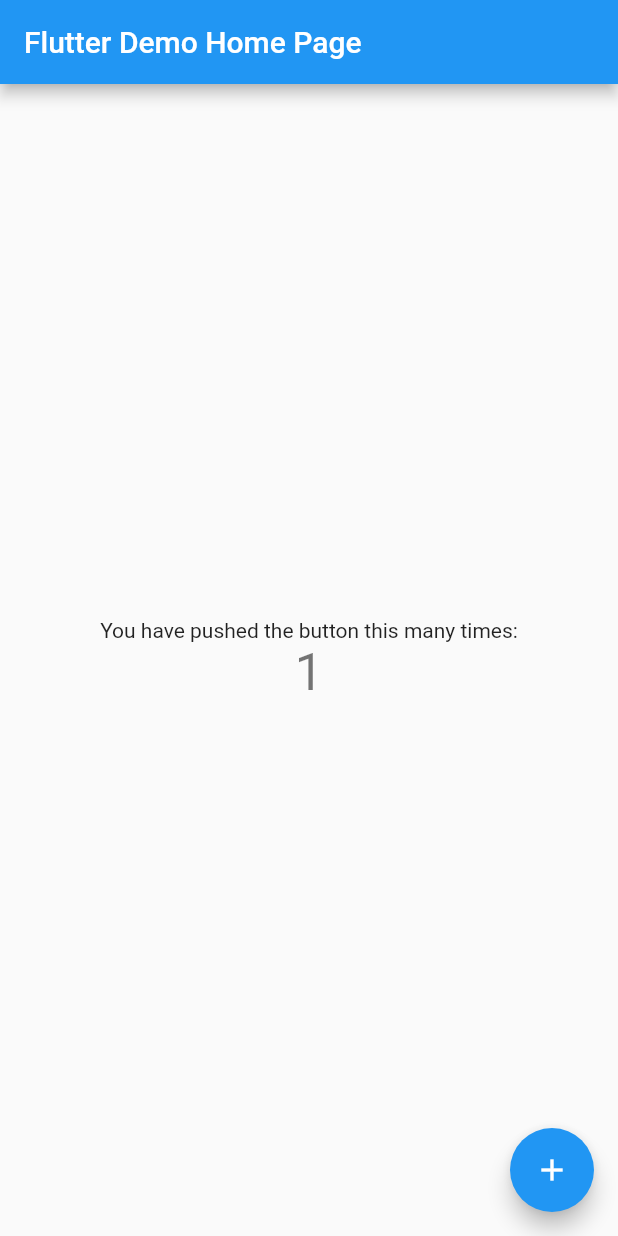
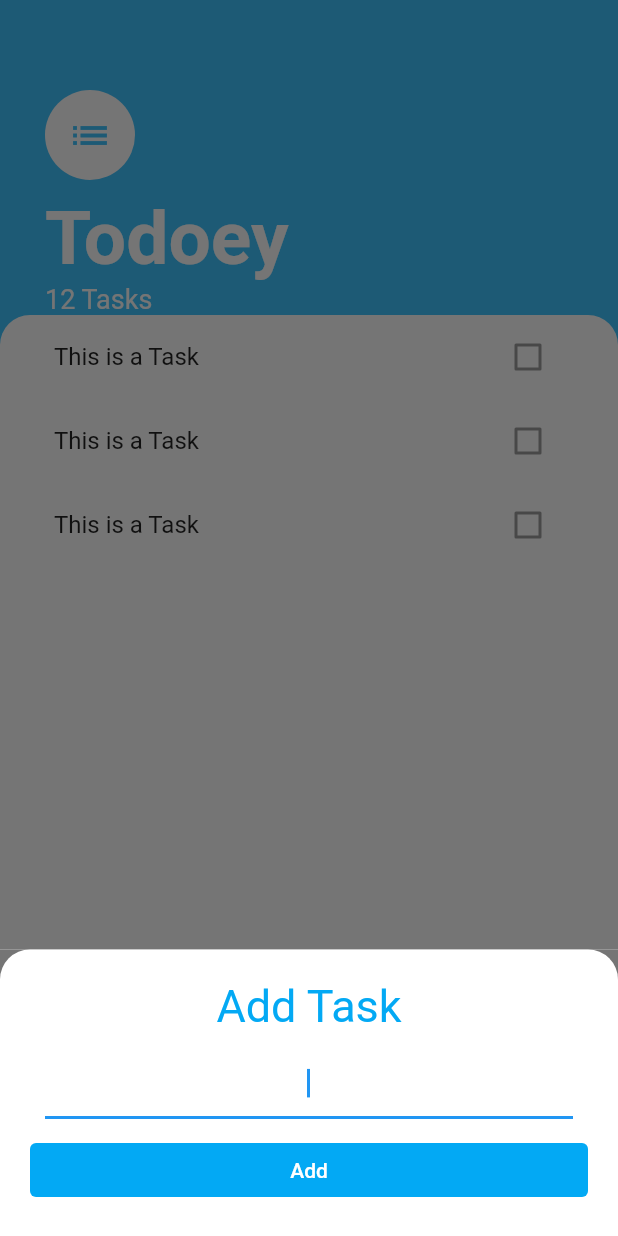
Before and after one commit to Galadima3/Todey, a Flutter app: the screen it shows after launch, after a tap on the "add" icon, on a phone screen of 412 x 824 dp. Run offline on Flutter 3.47's test engine with Material 2 defaults, Android fonts, the phone set to English and light mode, and no system bars.

Commit message:
Second Commit

```diff
--- a/lib/main.dart
+++ b/lib/main.dart
@@ -1,8 +1,7 @@
 import 'package:flutter/material.dart';
+import 'package:todoey/screens/tasks_screen.dart';
 
-void main() {
-  runApp(const MyApp());
-}
+void main() => runApp(const MyApp());
 
 class MyApp extends StatelessWidget {
   const MyApp({Key? key}) : super(key: key);
@@ -11,105 +10,11 @@ class MyApp extends StatelessWidget {
   @override
   Widget build(BuildContext context) {
     return MaterialApp(
-      title: 'Flutter Demo',
+      debugShowCheckedModeBanner: false,
       theme: ThemeData(
-        // This is the theme of your application.
-        //
-        // Try running your application with "flutter run". You'll see the
-        // application has a blue toolbar. Then, without quitting the app, try
-        // changing the primarySwatch below to Colors.green and then invoke
-        // "hot reload" (press "r" in the console where you ran "flutter run",
-        // or simply save your changes to "hot reload" in a Flutter IDE).
-        // Notice that the counter didn't reset back to zero; the application
-        // is not restarted.
         primarySwatch: Colors.blue,
       ),
-      home: const MyHomePage(title: 'Flutter Demo Home Page'),
+      home: const TasksScreen(),
     );
   }
 }
-
-class MyHomePage extends StatefulWidget {
-  const MyHomePage({Key? key, required this.title}) : super(key: key);
-
-  // This widget is the home page of your application. It is stateful, meaning
-  // that it has a State object (defined below) that contains fields that affect
-  // how it looks.
-
-  // This class is the configuration for the state. It holds the values (in this
-  // case the title) provided by the parent (in this case the App widget) and
-  // used by the build method of the State. Fields in a Widget subclass are
-  // always marked "final".
-
-  final String title;
-
-  @override
-  State<MyHomePage> createState() => _MyHomePageState();
-}
-
-class _MyHomePageState extends State<MyHomePage> {
-  int _counter = 0;
-
-  void _incrementCounter() {
-    setState(() {
-      // This call to setState tells the Flutter framework that something has
-      // changed in this State, which causes it to rerun the build method below
-      // so that the display can reflect the updated values. If we changed
-      // _counter without calling setState(), then the build method would not be
-      // called again, and so nothing would appear to happen.
-      _counter++;
-    });
-  }
-
-  @override
-  Widget build(BuildContext context) {
-    // This method is rerun every time setState is called, for instance as done
-    // by the _incrementCounter method above.
-    //
-    // The Flutter framework has been optimized to make rerunning build methods
-    // fast, so that you can just rebuild anything that needs updating rather
-    // than having to individually change instances of widgets.
-    return Scaffold(
-      appBar: AppBar(
-        // Here we take the value from the MyHomePage object that was created by
-        // the App.build method, and use it to set our appbar title.
-        title: Text(widget.title),
-      ),
-      body: Center(
-        // Center is a layout widget. It takes a single child and positions it
-        // in the middle of the parent.
-        child: Column(
-          // Column is also a layout widget. It takes a list of children and
-          // arranges them vertically. By default, it sizes itself to fit its
-          // children horizontally, and tries to be as tall as its parent.
-          //
-          // Invoke "debug painting" (press "p" in the console, choose the
-          // "Toggle Debug Paint" action from the Flutter Inspector in Android
-          // Studio, or the "Toggle Debug Paint" command in Visual Studio Code)
-          // to see the wireframe for each widget.
-          //
-          // Column has various properties to control how it sizes itself and
-          // how it positions its children. Here we use mainAxisAlignment to
-          // center the children vertically; the main axis here is the vertical
-          // axis because Columns are vertical (the cross axis would be
-          // horizontal).
-          mainAxisAlignment: MainAxisAlignment.center,
-          children: <Widget>[
-            const Text(
-              'You have pushed the button this many times:',
-            ),
-            Text(
-              '$_counter',
-              style: Theme.of(context).textTheme.headline4,
-            ),
-          ],
-        ),
-      ),
-      floatingActionButton: FloatingActionButton(
-        onPressed: _incrementCounter,
-        tooltip: 'Increment',
-        child: const Icon(Icons.add),
-      ), // This trailing comma makes auto-formatting nicer for build methods.
-    );
-  }
-}
--- /dev/null
+++ b/lib/screens/add_task_screen.dart
@@ -0,0 +1,55 @@
+// ignore_for_file: prefer_const_constructors, prefer_const_literals_to_create_immutables
+
+import 'package:flutter/material.dart';
+
+class AddTaskScreen extends StatelessWidget {
+  const AddTaskScreen({Key? key}) : super(key: key);
+
+  @override
+  Widget build(BuildContext context) {
+    return Container(
+      color: Color(0xff757575),
+      child: Container(
+        padding: EdgeInsets.all(20),
+        decoration: BoxDecoration(
+          color: Colors.white,
+          borderRadius: BorderRadius.only(
+            topLeft: Radius.circular(20.0),
+            topRight: Radius.circular(20.0),
+          ),
+        ),
+        child: Column(
+          crossAxisAlignment: CrossAxisAlignment.stretch,
+          //mainAxisAlignment: MainAxisAlignment.start,
+          children: [
+            Text(
+              'Add Task',
+              textAlign: TextAlign.center,
+              style: TextStyle(
+                fontSize: 30,
+                color: Colors.lightBlue,
+              ),
+            ),
+            Padding(
+              padding: const EdgeInsets.all(10.0),
+              child: TextField(
+                autofocus: true,
+                textAlign: TextAlign.center,
+              ),
+            ),
+            TextButton(
+              onPressed: null,
+              style: TextButton.styleFrom(
+                backgroundColor: Colors.lightBlue,
+              ),
+              child: Text(
+                'Add',
+                style: TextStyle(color: Colors.white),
+              ),
+            )
+          ],
+        ),
+      ),
+    );
+  }
+}
--- /dev/null
+++ b/lib/screens/tasks_screen.dart
@@ -0,0 +1,88 @@
+// ignore_for_file: prefer_const_constructors, prefer_const_literals_to_create_immutables
+
+import 'package:flutter/material.dart';
+import 'package:todoey/screens/add_task_screen.dart';
+import 'package:todoey/widgets/task_tile.dart';
+import 'package:todoey/widgets/tasks_list.dart';
+
+//#757575
+
+class TasksScreen extends StatelessWidget {
+  const TasksScreen({Key? key}) : super(key: key);
+
+  @override
+  Widget build(BuildContext context) {
+    return Scaffold(
+      floatingActionButton: FloatingActionButton(
+        backgroundColor: Colors.lightBlueAccent,
+        onPressed: () {
+          showModalBottomSheet(
+            context: context,
+            isScrollControlled: true,
+            builder: (context) => SingleChildScrollView(
+              child: Container(
+                padding: EdgeInsets.only(bottom: MediaQuery.of(context).viewInsets.bottom),
+                child: AddTaskScreen(),
+              ),
+            ),
+          );
+        },
+        child: Icon(Icons.add),
+      ),
+      backgroundColor: Colors.lightBlueAccent,
+      body: Column(
+        crossAxisAlignment: CrossAxisAlignment.start,
+        children: [
+          Container(
+            padding: EdgeInsets.only(top: 60, left: 30, right: 30),
+            child: Column(
+              crossAxisAlignment: CrossAxisAlignment.start,
+              children: [
+                CircleAvatar(
+                  backgroundColor: Colors.white,
+                  radius: 30,
+                  child: Icon(
+                    Icons.list,
+                    size: 30,
+                    color: Colors.lightBlueAccent,
+                  ),
+                ),
+                SizedBox(
+                  height: 10.0,
+                ),
+                Text(
+                  'Todoey',
+                  style: TextStyle(
+                      color: Colors.white,
+                      fontSize: 50,
+                      fontWeight: FontWeight.w700),
+                ),
+                Text(
+                  '12 Tasks',
+                  style: TextStyle(
+                    color: Colors.white,
+                    fontSize: 18.0,
+                  ),
+                ),
+              ],
+            ),
+          ),
+          Expanded(
+            child: Container(
+              padding: EdgeInsets.symmetric(
+                horizontal: 20,
+              ),
+              decoration: BoxDecoration(
+                  color: Colors.white,
+                  borderRadius: BorderRadius.only(
+                    topLeft: Radius.circular(20),
+                    topRight: Radius.circular(20),
+                  )),
+              child: TaskList(),
+            ),
+          )
+        ],
+      ),
+    );
+  }
+}
--- /dev/null
+++ b/lib/widgets/task_tile.dart
@@ -0,0 +1,19 @@
+// ignore_for_file: prefer_const_constructors
+
+import 'package:flutter/material.dart';
+class TaskTile extends StatelessWidget {
+  const TaskTile({
+    Key? key,
+  }) : super(key: key);
+
+  @override
+  Widget build(BuildContext context) {
+    return ListTile(
+      title: Text('This is a Task'),
+      trailing: Checkbox(
+        value: false,
+        onChanged: null,
+      ),
+    );
+  }
+}
--- /dev/null
+++ b/lib/widgets/tasks_list.dart
@@ -0,0 +1,18 @@
+import 'package:flutter/material.dart';
+import 'package:todoey/widgets/task_tile.dart';
+class TaskList extends StatelessWidget {
+  const TaskList({
+    Key? key,
+  }) : super(key: key);
+
+  @override
+  Widget build(BuildContext context) {
+    return ListView(
+      children: [
+        TaskTile(),
+        TaskTile(),
+        TaskTile()
+      ],
+    );
+  }
+}
```
